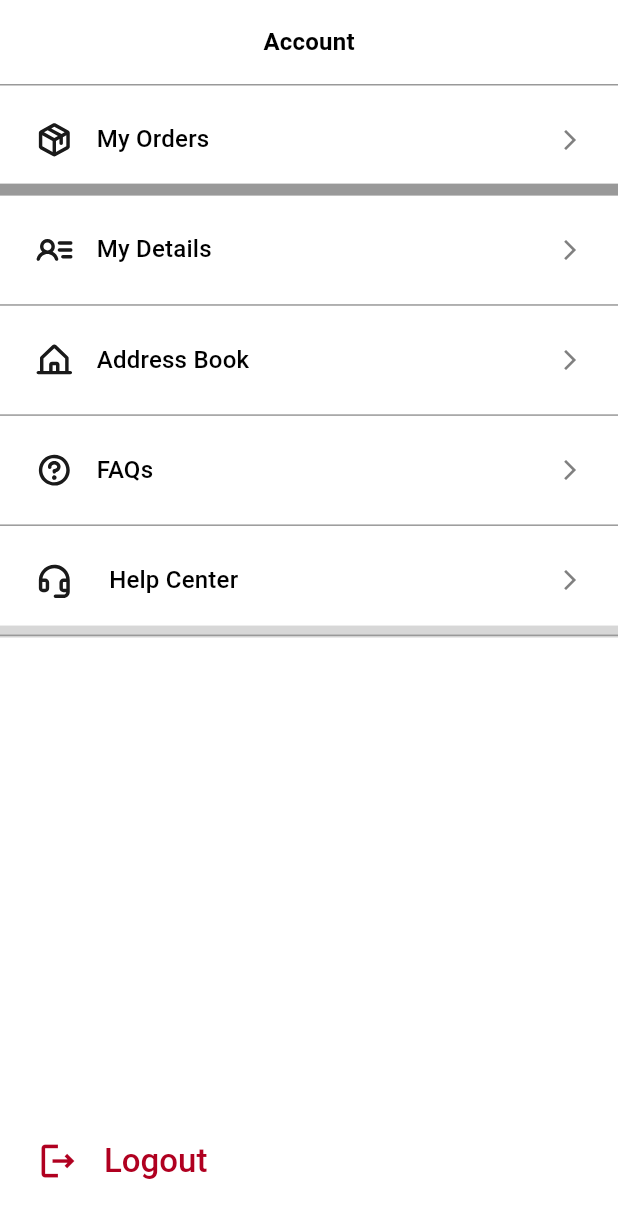
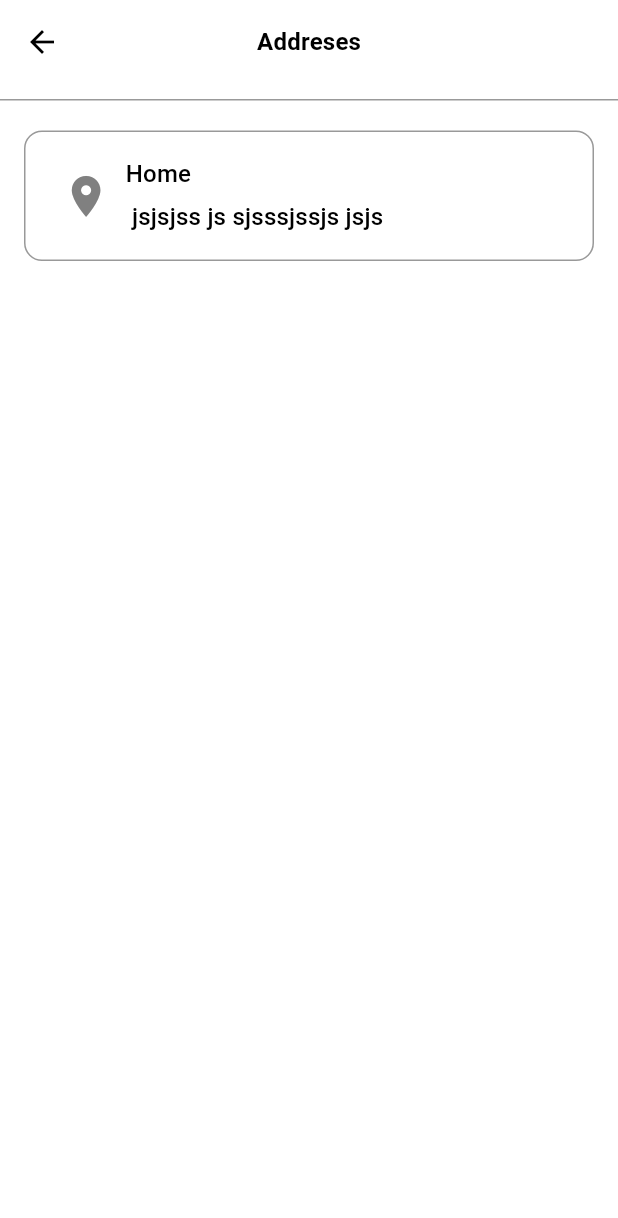
Before and after one commit to Moimen77/ShopZ_udemy_course, a Flutter app: the AccountScreen screen opened directly, after a tap on "Address Book", on a phone screen of 412 x 824 dp. Shown: the top 1218 px of the screen. Run offline on Flutter 3.47's test engine with Material 3 defaults, Android fonts, the phone set to English and light mode, and no system bars; drawn by our look-alikes of skeletonizer; our stand-ins replace cached_network_image, device_info_plus, dio, equatable, flutter_animate, flutter_bloc and 11 more; accounts and stored records are empty.

Commit message:
feat: Add Addresses feature with AddressScreen and AddressCard components

```diff
--- a/lib/src/features/Account/screens/AccountScreen.dart
+++ b/lib/src/features/Account/screens/AccountScreen.dart
@@ -1,8 +1,7 @@
-import 'package:flutter/material.dart';
 import 'package:flutter_screenutil/flutter_screenutil.dart';
-import 'package:shop_z/src/extensions/context_extension.dart';
-import 'package:shop_z/src/extensions/extensions.dart';
+import 'package:go_router/go_router.dart';
 import 'package:shop_z/src/features/Account/widget/AccountSetting.dart';
+import 'package:shop_z/src/imports/core_imports.dart';
 
 class AccountScreen extends StatelessWidget {
   const AccountScreen({super.key});
@@ -29,10 +28,13 @@ class AccountScreen extends StatelessWidget {
             imgPath: 'assets/icons/Details.svg',
             isdiv: true,
           ),
-          const AccountSetting(
+          AccountSetting(
             title: 'Address Book',
             imgPath: 'assets/icons/Address.svg',
             isdiv: true,
+            ontap: () {
+              GoRouter.of(context).pushNamed(AppRoutes.addreses);
+            },
           ),
           const AccountSetting(
             title: 'FAQs',
@@ -52,8 +54,7 @@ class AccountScreen extends StatelessWidget {
           GestureDetector(
             onTap: () {},
             child: Row(children: [
-              Icon(Icons.logout_outlined,
-                  color: context.colors.error, size: 30.sp),
+              Icon(Icons.logout_outlined, color: Colors.red, size: 30.sp),
               16.kW,
               Text(
                 'Logout',
--- a/lib/src/features/Account/widget/AccountSetting.dart
+++ b/lib/src/features/Account/widget/AccountSetting.dart
@@ -8,10 +8,12 @@ class AccountSetting extends StatelessWidget {
       {super.key,
       required this.title,
       required this.imgPath,
-      required this.isdiv});
+      required this.isdiv,
+      this.ontap});
   final String title;
   final String imgPath;
   final bool isdiv; // is this divider
+  final VoidCallback? ontap;
 
   @override
   Widget build(BuildContext context) {
@@ -19,14 +21,20 @@ class AccountSetting extends StatelessWidget {
     return Column(
       children: [
         InkWell(
-          onTap: () {},
+          onTap: ontap,
           child: Padding(
             padding: EdgeInsets.symmetric(
                 vertical: context.designTokens.paddingLarge,
                 horizontal: context.designTokens.paddingLarge),
             child: Row(
               children: [
-                SvgPicture.asset(imgPath, width: 25.sp, height: 25.sp),
+                SvgPicture.asset(
+                  imgPath,
+                  width: 25.sp,
+                  height: 25.sp,
+                  colorFilter:
+                      ColorFilter.mode(colors.onSurface, BlendMode.srcIn),
+                ),
                 16.kW,
                 Text(
                   title,
--- /dev/null
+++ b/lib/src/features/Address/screen/AddresesScreen.dart
@@ -0,0 +1,35 @@
+import 'package:flutter/material.dart';
+import 'package:shop_z/src/extensions/extensions.dart';
+import 'package:shop_z/src/features/Address/widgets/AddressCard.dart';
+
+class AddresesScreen extends StatelessWidget {
+  const AddresesScreen({super.key});
+
+  @override
+  Widget build(BuildContext context) {
+    return Scaffold(
+        appBar: AppBar(
+          title: const Text('Addreses'),
+        ),
+        body: SafeArea(
+            child: Column(
+          children: [
+            10.kH,
+            const Divider(),
+            20.kH,
+            ListView(
+              children: const [
+                AddressCard(
+                  title: 'Home',
+                  subTitle: 'This Sub Location',
+                ),
+              ],
+            )
+                .paddingSymmetric(
+                  horizontal: context.designTokens.paddingMedium,
+                )
+                .expanded
+          ],
+        )));
+  }
+}
--- /dev/null
+++ b/lib/src/features/Address/widgets/AddressCard.dart
@@ -0,0 +1,50 @@
+import 'package:flutter/material.dart';
+import 'package:shop_z/src/extensions/extensions.dart';
+import 'package:shop_z/src/extensions/spAdabt.dart';
+
+class AddressCard extends StatelessWidget {
+  const AddressCard({super.key, required this.title, required this.subTitle});
+  final String title;
+  final String subTitle;
+
+  @override
+  Widget build(BuildContext context) {
+    final colors = Theme.of(context).colorScheme;
+    return Container(
+        padding: EdgeInsets.symmetric(
+            horizontal: context.designTokens.paddingLarge,
+            vertical: context.designTokens.paddingMedium),
+        decoration: BoxDecoration(
+            borderRadius: 12.radius,
+            border: Border.all(
+              color: colors.onSurfaceVariant,
+            )),
+        child: Row(
+          children: [
+            Icon(Icons.location_on,
+                size: 24.spAdaptive(context), color: colors.secondary),
+            10.kW,
+            Expanded(
+                child: Column(
+                    crossAxisAlignment: CrossAxisAlignment.start,
+                    children: [
+                  Text(
+                    'Home',
+                    style: Theme.of(context)
+                        .textTheme
+                        .titleMedium!
+                        .copyWith(color: colors.onSurface),
+                  ),
+                  5.kH,
+                  Text(
+                    ' jsjsjss js sjsssjssjs jsjs',
+                    style: Theme.of(context)
+                        .textTheme
+                        .titleMedium!
+                        .copyWith(color: colors.onSurface),
+                  ),
+                ]))
+          ],
+        ));
+  }
+}
--- a/lib/src/routing/app_router.dart
+++ b/lib/src/routing/app_router.dart
@@ -1,4 +1,5 @@
 import 'package:go_router/go_router.dart';
+import 'package:shop_z/src/features/Address/screen/AddresesScreen.dart';
 import 'package:shop_z/src/features/HomePage/presentaion/screens/ProductDetails.dart';
 import 'package:shop_z/src/features/HomeScreen.dart/screen/HomeScreen.dart';
 import 'package:shop_z/src/features/auth/presentation/screen/LoginScreen.dart';
@@ -30,5 +31,10 @@ final GoRouter appRouter = GoRouter(
       name: AppRoutes.productDetails,
       builder: (context, state) => const ProductDetailsScreen(),
     ),
+    GoRoute(
+      path: AppRoutes.addreses,
+      name: AppRoutes.addreses,
+      builder: (context, state) => const AddresesScreen(),
+    ),
   ],
 );
--- a/lib/src/routing/app_routes.dart
+++ b/lib/src/routing/app_routes.dart
@@ -11,4 +11,5 @@ abstract final class AppRoutes {
   static const String signup = '/signup';
   static const String productDetails = '/productDetails';
   static const String forgotPassword = '/forgot-password';
+  static const String addreses = '/addreses';
 }
```
